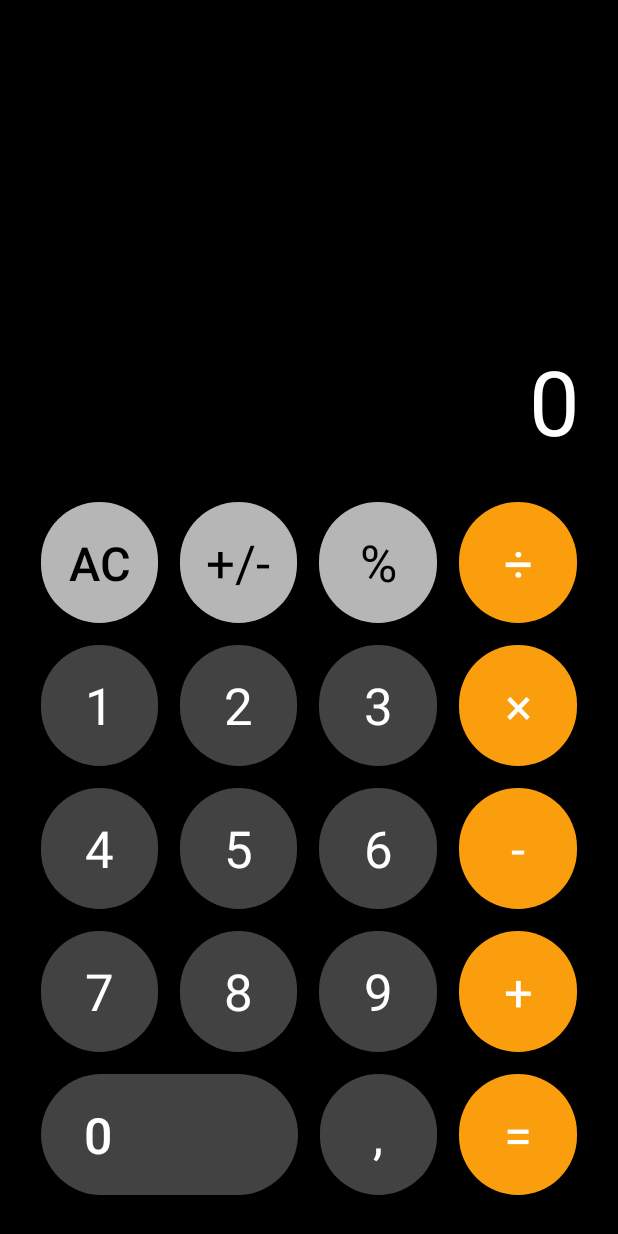
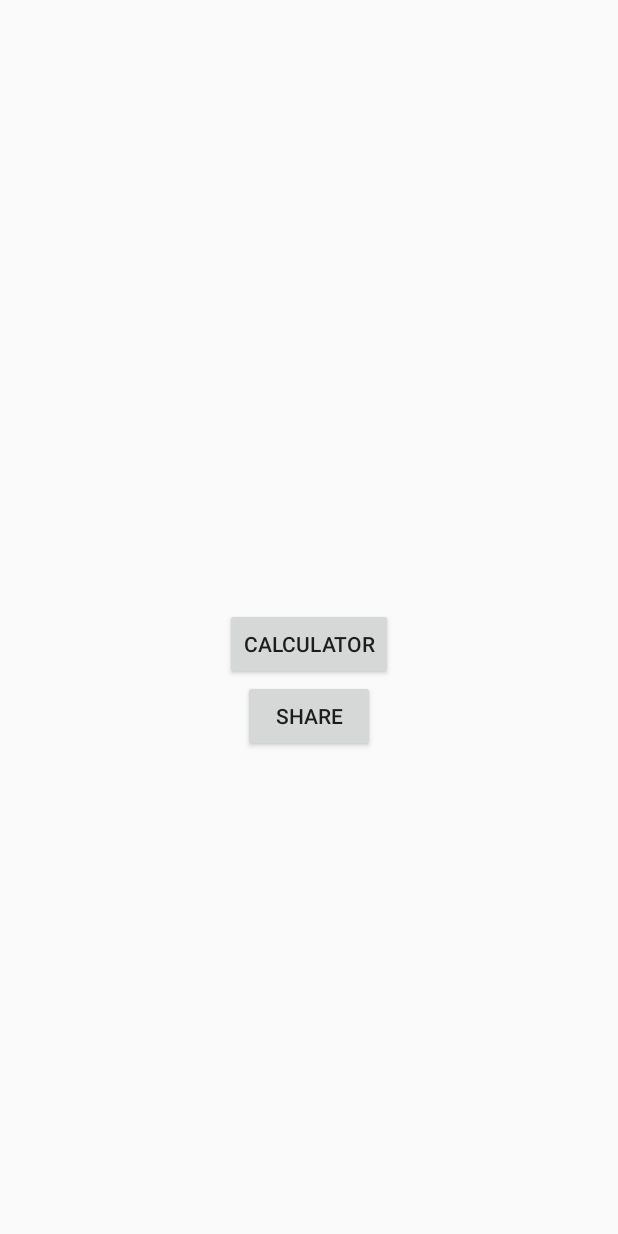
Before and after one commit to Kashkulak/Calculator, an Android app: the screen it shows after launch (MainActivity before the commit, MainActivity2 after it), on a phone screen of 412 x 824 dp. Run offline under Robolectric (Android 15) with nearby library versions, the phone set to English and light mode, and no system bars.

Commit message:
Апгрейд нового уровня часть 2

```diff
--- /dev/null
+++ b/app/src/main/java/com/example/calculator/MainActivity2.java
@@ -0,0 +1,61 @@
+package com.example.calculator;
+
+import androidx.annotation.Nullable;
+import androidx.appcompat.app.AppCompatActivity;
+
+import android.content.Intent;
+import android.os.Bundle;
+import android.view.View;
+import android.widget.Button;
+import android.widget.TextView;
+
+public class MainActivity2 extends AppCompatActivity {
+
+    private static final int REQUEST_CODE = 69;
+    TextView textView;
+    String name;
+
+    @Override
+    protected void onCreate(Bundle savedInstanceState) {
+        super.onCreate(savedInstanceState);
+        setContentView(R.layout.activity_main2);
+
+
+        Button button = findViewById(R.id.calculator);
+        textView = findViewById(R.id.textView);
+        button.setOnClickListener(new View.OnClickListener() {
+            @Override
+            public void onClick(View v) {
+                Intent intent = new Intent(MainActivity2.this, MainActivity.class);
+                intent.putExtra(MainActivity.INPUT_KEY, "Result: ");
+                startActivityForResult(intent, REQUEST_CODE);
+            }
+        });
+
+        Button shareBtn = findViewById(R.id.share);
+        shareBtn.setOnClickListener(new View.OnClickListener() {
+            @Override
+            public void onClick(View v) {
+                Intent sendIntent = new Intent();
+                sendIntent.setAction(Intent.ACTION_SEND);
+                sendIntent.putExtra(Intent.EXTRA_TEXT, name);
+                sendIntent.setType("text/plain");
+                if (sendIntent.resolveActivity(getPackageManager()) != null) {
+                    startActivity(sendIntent);
+                }
+            }
+        });
+    }
+
+    @Override
+    protected void onActivityResult(int requestCode, int resultCode, @Nullable Intent data) {
+        super.onActivityResult(requestCode, resultCode, data);
+        if (requestCode == REQUEST_CODE && resultCode == RESULT_OK) {
+            assert data != null;
+            if (data.getStringExtra(MainActivity.INPUT_KEY) != null) {
+                name = data.getStringExtra(MainActivity.KEY);
+               textView.setText(name);
+            }
+        }
+    }
+}
--- a/app/src/main/res/layout-land/activity_main.xml
+++ b/app/src/main/res/layout-land/activity_main.xml
@@ -1,6 +1,5 @@
 <?xml version="1.0" encoding="utf-8"?>
-<LinearLayout
-    xmlns:android="http://schemas.android.com/apk/res/android"
+<LinearLayout xmlns:android="http://schemas.android.com/apk/res/android"
     xmlns:tools="http://schemas.android.com/tools"
     android:layout_width="match_parent"
     android:layout_height="match_parent"
@@ -8,50 +7,46 @@
     android:orientation="vertical"
     tools:context=".MainActivity">
 
+
     <TextView
         android:id="@+id/panel"
         android:layout_width="match_parent"
         android:layout_height="0dp"
         android:layout_weight="0.28"
+        android:gravity="right|bottom"
         android:hint="@string/_0"
+        android:paddingEnd="35dp"
+        android:textColor="@android:color/white"
         android:textColorHint="@android:color/white"
-        android:paddingEnd="35dp"
-        android:gravity="right|bottom"
-        android:textColor="@android:color/white"
         android:textSize="54sp"
-        tools:ignore="MissingConstraints,RtlHardcoded,RtlSymmetry">
-    </TextView>
-
-
-
-
+        tools:ignore="MissingConstraints,RtlHardcoded,RtlSymmetry"></TextView>
 
 
     <LinearLayout
         android:layout_width="match_parent"
         android:layout_height="1dp"
         android:layout_marginBottom="5dp"
+        android:layout_weight="1"
         android:orientation="vertical"
-            android:layout_weight="1"
         tools:ignore="MissingConstraints">
 
         <LinearLayout
             android:layout_width="match_parent"
             android:layout_height="0dp"
-                android:orientation="horizontal"
-                android:layout_weight="1">
+            android:layout_weight="1"
+            android:orientation="horizontal">
 
             <Button
                 android:id="@+id/cleaning"
+                android:layout_width="0dp"
+                android:layout_height="match_parent"
                 android:layout_margin="7dp"
-                    android:textSize="31sp"
+                android:layout_weight="1"
+                android:background="@drawable/gray_button"
+                android:onClick="onClick_buttonTyping"
+                android:text="AC"
                 android:textColor="@android:color/black"
-                    android:onClick="onClick_buttonTyping"
-                    android:background="@drawable/gray_button"
-                    android:text="AC"
-                    android:layout_height="match_parent"
-                    android:layout_width="0dp"
-                    android:layout_weight="1" />
+                android:textSize="31sp" />
 
             <Button
                 android:id="@+id/hz"
@@ -107,9 +102,9 @@
         </LinearLayout>
 
         <LinearLayout
-                android:layout_weight="1"
             android:layout_width="match_parent"
-                android:layout_height="0dp">
+            android:layout_height="0dp"
+            android:layout_weight="1">
 
             <Button
                 android:id="@+id/four"
@@ -177,17 +172,29 @@
 
 
             <Button
+                android:id="@+id/save"
+                android:layout_width="0dp"
+                android:layout_height="match_parent"
+                android:layout_margin="7dp"
+                android:layout_weight="1"
+                android:background="@drawable/btn_zero"
+                android:text="save"
+                android:textColor="@android:color/white"
+                android:textSize="24sp" />
+
+            <Button
                 android:id="@+id/zero"
+                android:layout_width="0dp"
+                android:layout_height="match_parent"
                 android:layout_margin="7dp"
-                    android:layout_height="match_parent"
-                    android:layout_width="0dp"
-                    android:paddingStart="-214dp"
+                android:layout_weight="1"
                 android:background="@drawable/btn_zero"
                 android:onClick="onClick_buttonTyping"
                 android:text="0"
-                    android:layout_weight="2.08"
                 android:textColor="@android:color/white"
                 android:textSize="33sp" />
+
+
 
             <Button
                 android:id="@+id/comma"
@@ -208,11 +215,4 @@
     </LinearLayout>
 
 
-
-
-
-
-
-
-
 </LinearLayout>
--- /dev/null
+++ b/app/src/main/res/layout/activity_main2.xml
@@ -0,0 +1,33 @@
+<?xml version="1.0" encoding="utf-8"?>
+<LinearLayout xmlns:android="http://schemas.android.com/apk/res/android"
+    xmlns:app="http://schemas.android.com/apk/res-auto"
+    xmlns:tools="http://schemas.android.com/tools"
+    android:layout_width="match_parent"
+    android:layout_height="match_parent"
+    android:gravity="center"
+    android:orientation="vertical"
+    tools:context=".MainActivity2">
+
+
+    <TextView
+        android:id="@+id/textView"
+        android:layout_width="match_parent"
+        android:layout_height="wrap_content"
+        android:gravity="center"
+        android:textSize="24sp"
+        android:layout_marginBottom="50dp"
+        />
+
+    <Button
+        android:id="@+id/calculator"
+        android:layout_width="wrap_content"
+        android:layout_height="wrap_content"
+        android:text="calculator" />
+
+    <Button
+        android:id="@+id/share"
+        android:layout_width="wrap_content"
+        android:layout_height="wrap_content"
+        android:text="share" />
+
+</LinearLayout>
```
Also changed, not shown: app/src/main/AndroidManifest.xml (+11 -1 lines), app/src/main/java/com/example/calculator/MainActivity.java (+26 -6 lines), app/src/main/res/layout/activity_main.xml (+15 -4 lines). Lines whose indentation alone changed are shown as unchanged.
